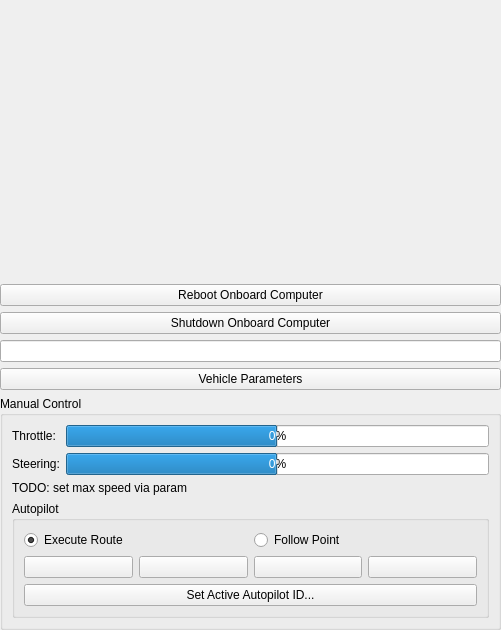
The window that userinterface/driveui.ui (RISE-Dependable-Transport-Systems/WayWise) describes before a commit, drawn with Qt 5.
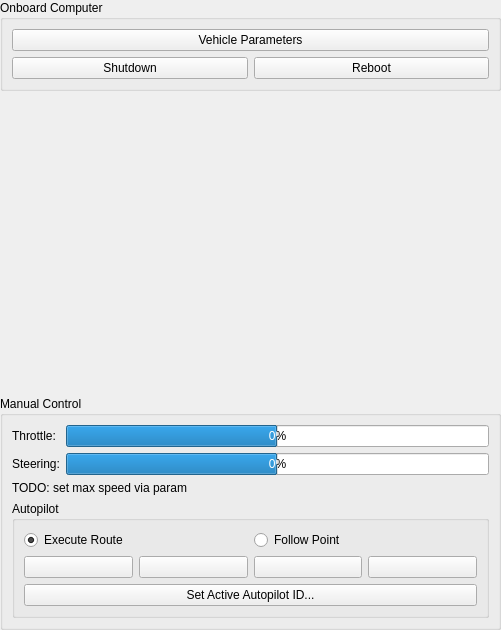
The same window after the commit. Icons and pictures are not drawn.

Commit message: Group box for onboard computer in driveui

What changed in the file:
```diff
--- a/userinterface/driveui.ui
+++ b/userinterface/driveui.ui
@@ -26,6 +26,54 @@
    <property name="bottomMargin">
     <number>0</number>
    </property>
+   <item>
+    <widget class="QGroupBox" name="groupBox_2">
+     <property name="title">
+      <string>Onboard Computer</string>
+     </property>
+     <layout class="QGridLayout" name="gridLayout">
+      <item row="1" column="0">
+       <widget class="QPushButton" name="requestShutdownButton">
+        <property name="maximumSize">
+         <size>
+          <width>477</width>
+          <height>16777215</height>
+         </size>
+        </property>
+        <property name="text">
+         <string>Shutdown</string>
+        </property>
+       </widget>
+      </item>
+      <item row="1" column="1">
+       <widget class="QPushButton" name="requestRebootButton">
+        <property name="maximumSize">
+         <size>
+          <width>477</width>
+          <height>16777215</height>
+         </size>
+        </property>
+        <property name="text">
+         <string>Reboot</string>
+        </property>
+       </widget>
+      </item>
+      <item row="0" column="0" colspan="2">
+       <widget class="QPushButton" name="vehicleParameterButton">
+        <property name="maximumSize">
+         <size>
+          <width>477</width>
+          <height>16777215</height>
+         </size>
+        </property>
+        <property name="text">
+         <string>Vehicle Parameters</string>
+        </property>
+       </widget>
+      </item>
+     </layout>
+    </widget>
+   </item>
    <item>
     <spacer name="verticalSpacer">
      <property name="orientation">
@@ -39,30 +87,6 @@
      </property>
     </spacer>
    </item>
-   <item>
-    <widget class="QPushButton" name="requestRebootButton">
-     <property name="text">
-      <string>Reboot Onboard Computer</string>
-     </property>
-    </widget>
-   </item>
-   <item>
-    <widget class="QPushButton" name="requestShutdownButton">
-     <property name="text">
-      <string>Shutdown Onboard Computer</string>
-     </property>
-    </widget>
-   </item>
-   <item>
-    <widget class="QLineEdit" name="requestRebootOrShutdownStatus"/>
-   </item>
-   <item>
-    <widget class="QPushButton" name="vehicleParameterButton">
-     <property name="text">
-      <string>Vehicle Parameters</string>
-     </property>
-    </widget>
-   </item>
    <item>
     <widget class="QGroupBox" name="groupBox">
      <property name="title">
```
The commit also changes 1 other file.
